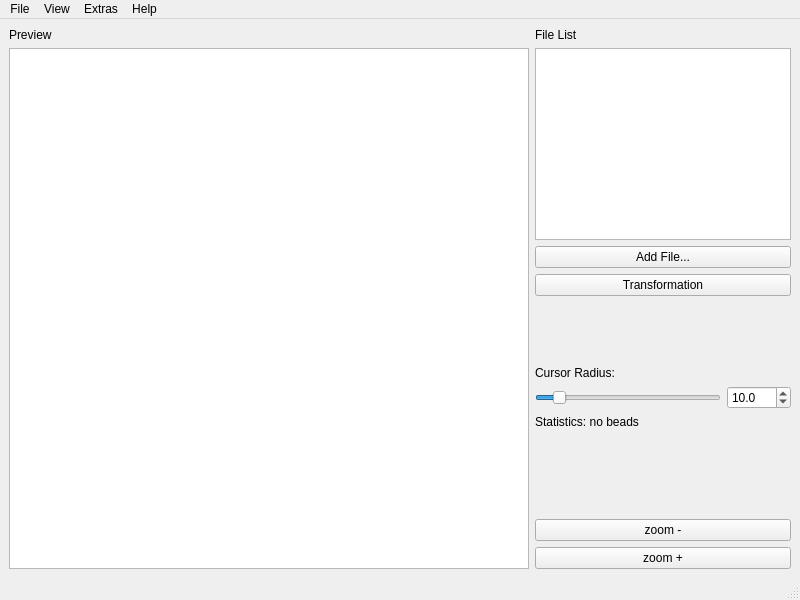
ukoethe/simple-STORM, file colorcomposer/mainwindow.ui: the form before one commit.
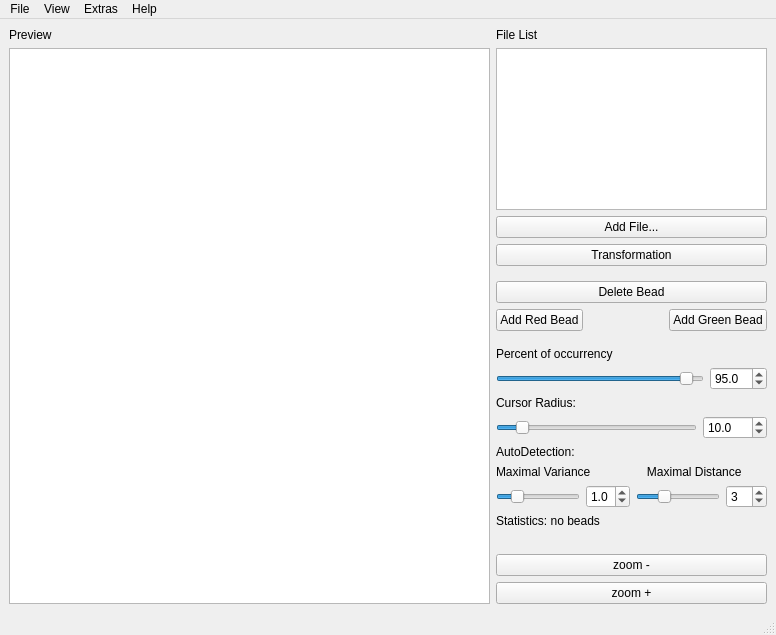
The form after the commit.

Commit message: added manual bead selection and some sliders to control autobead detection

Diff of the .ui file:
```diff
--- a/colorcomposer/mainwindow.ui
+++ b/colorcomposer/mainwindow.ui
@@ -6,8 +6,8 @@
    <rect>
     <x>0</x>
     <y>0</y>
-    <width>800</width>
-    <height>600</height>
+    <width>776</width>
+    <height>635</height>
    </rect>
   </property>
   <property name="windowTitle">
@@ -58,6 +58,60 @@
         </property>
        </widget>
       </item>
+      <item>
+       <spacer name="verticalSpacer_3">
+        <property name="orientation">
+         <enum>Qt::Vertical</enum>
+        </property>
+        <property name="sizeHint" stdset="0">
+         <size>
+          <width>20</width>
+          <height>40</height>
+         </size>
+        </property>
+       </spacer>
+      </item>
+      <item>
+       <widget class="QPushButton" name="deleteBeadButton">
+        <property name="text">
+         <string>Delete Bead</string>
+        </property>
+       </widget>
+      </item>
+      <item>
+       <layout class="QHBoxLayout" name="horizontalLayout_4">
+        <property name="topMargin">
+         <number>0</number>
+        </property>
+        <item>
+         <widget class="QPushButton" name="addRedBeadButton">
+          <property name="text">
+           <string>Add Red Bead</string>
+          </property>
+         </widget>
+        </item>
+        <item>
+         <spacer name="horizontalSpacer">
+          <property name="orientation">
+           <enum>Qt::Horizontal</enum>
+          </property>
+          <property name="sizeHint" stdset="0">
+           <size>
+            <width>40</width>
+            <height>20</height>
+           </size>
+          </property>
+         </spacer>
+        </item>
+        <item>
+         <widget class="QPushButton" name="addGreenBeadButton">
+          <property name="text">
+           <string>Add Green Bead</string>
+          </property>
+         </widget>
+        </item>
+       </layout>
+      </item>
       <item>
        <spacer name="verticalSpacer_2">
         <property name="orientation">
@@ -71,6 +125,55 @@
         </property>
        </spacer>
       </item>
+      <item>
+       <widget class="QLabel" name="label_3">
+        <property name="text">
+         <string>Percent of occurrency</string>
+        </property>
+       </widget>
+      </item>
+      <item>
+       <layout class="QHBoxLayout" name="horizontalLayout_3">
+        <property name="topMargin">
+         <number>0</number>
+        </property>
+        <item>
+         <widget class="QSlider" name="PercentOfOccurrencySlider">
+          <property name="maximum">
+           <number>1000</number>
+          </property>
+          <property name="pageStep">
+           <number>5</number>
+          </property>
+          <property name="value">
+           <number>950</number>
+          </property>
+          <property name="sliderPosition">
+           <number>950</number>
+          </property>
+          <property name="orientation">
+           <enum>Qt::Horizontal</enum>
+          </property>
+         </widget>
+        </item>
+        <item>
+         <widget class="QDoubleSpinBox" name="PercentOfOccurrencySpinBox">
+          <property name="decimals">
+           <number>1</number>
+          </property>
+          <property name="maximum">
+           <double>100.000000000000000</double>
+          </property>
+          <property name="singleStep">
+           <double>1.000000000000000</double>
+          </property>
+          <property name="value">
+           <double>95.000000000000000</double>
+          </property>
+         </widget>
+        </item>
+       </layout>
+      </item>
       <item>
        <widget class="QLabel" name="label_2">
         <property name="text">
@@ -83,7 +186,7 @@
         <item>
          <widget class="QSlider" name="cursorRadiusSlider">
           <property name="maximum">
-           <number>999</number>
+           <number>1000</number>
           </property>
           <property name="value">
            <number>100</number>
@@ -108,6 +211,82 @@
         </item>
        </layout>
       </item>
+      <item>
+       <widget class="QLabel" name="label_5">
+        <property name="text">
+         <string>AutoDetection:</string>
+        </property>
+       </widget>
+      </item>
+      <item>
+       <widget class="QLabel" name="label_4">
+        <property name="text">
+         <string>Maximal Variance                 Maximal Distance</string>
+        </property>
+       </widget>
+      </item>
+      <item>
+       <layout class="QHBoxLayout" name="horizontalLayout_2">
+        <property name="topMargin">
+         <number>0</number>
+        </property>
+        <item>
+         <widget class="QSlider" name="maximalVarianceSlider">
+          <property name="maximum">
+           <number>50</number>
+          </property>
+          <property name="value">
+           <number>10</number>
+          </property>
+          <property name="orientation">
+           <enum>Qt::Horizontal</enum>
+          </property>
+         </widget>
+        </item>
+        <item>
+         <widget class="QDoubleSpinBox" name="maximalVarianceSpinBox">
+          <property name="decimals">
+           <number>1</number>
+          </property>
+          <property name="minimum">
+           <double>0.000000000000000</double>
+          </property>
+          <property name="maximum">
+           <double>5.000000000000000</double>
+          </property>
+          <property name="singleStep">
+           <double>0.500000000000000</double>
+          </property>
+          <property name="value">
+           <double>1.000000000000000</double>
+          </property>
+         </widget>
+        </item>
+        <item>
+         <widget class="QSlider" name="maximalDistanceSlider">
+          <property name="maximum">
+           <number>100</number>
+          </property>
+          <property name="value">
+           <number>30</number>
+          </property>
+          <property name="orientation">
+           <enum>Qt::Horizontal</enum>
+          </property>
+         </widget>
+        </item>
+        <item>
+         <widget class="QSpinBox" name="maximalDistanceSpinBox">
+          <property name="maximum">
+           <number>10</number>
+          </property>
+          <property name="value">
+           <number>3</number>
+          </property>
+         </widget>
+        </item>
+       </layout>
+      </item>
       <item>
        <widget class="QLabel" name="statsNumber">
         <property name="text">
@@ -129,8 +308,8 @@
         </property>
         <property name="sizeHint" stdset="0">
          <size>
-          <width>20</width>
-          <height>40</height>
+          <width>253</width>
+          <height>13</height>
          </size>
         </property>
        </spacer>
@@ -158,7 +337,7 @@
     <rect>
      <x>0</x>
      <y>0</y>
-     <width>800</width>
+     <width>776</width>
      <height>25</height>
     </rect>
    </property>
```
Left out of the diff: 5 changed lines with no effect on the pictures. The commit also changes 5 other files.
